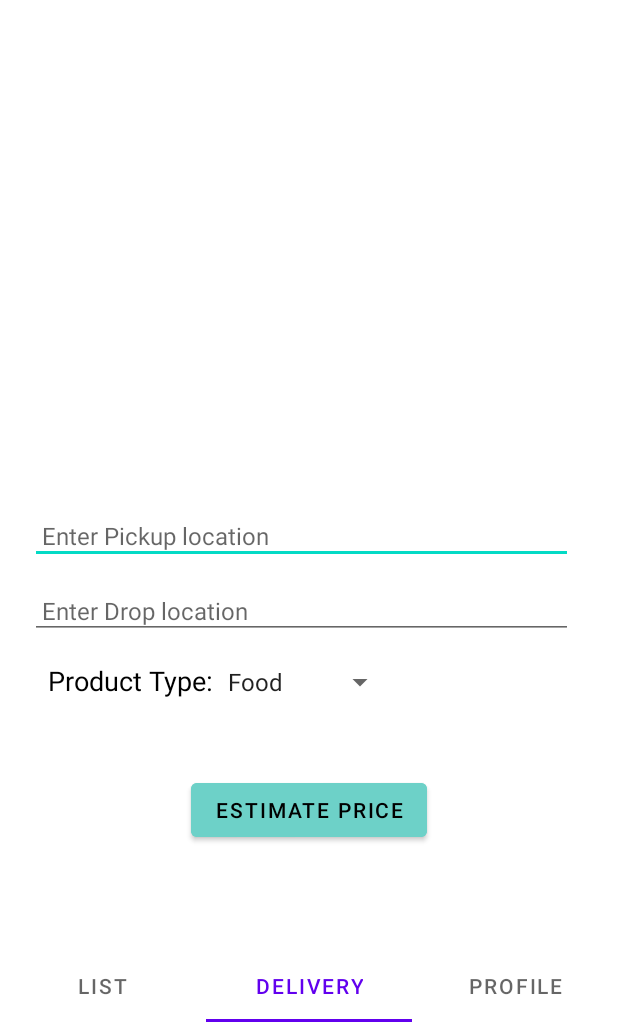
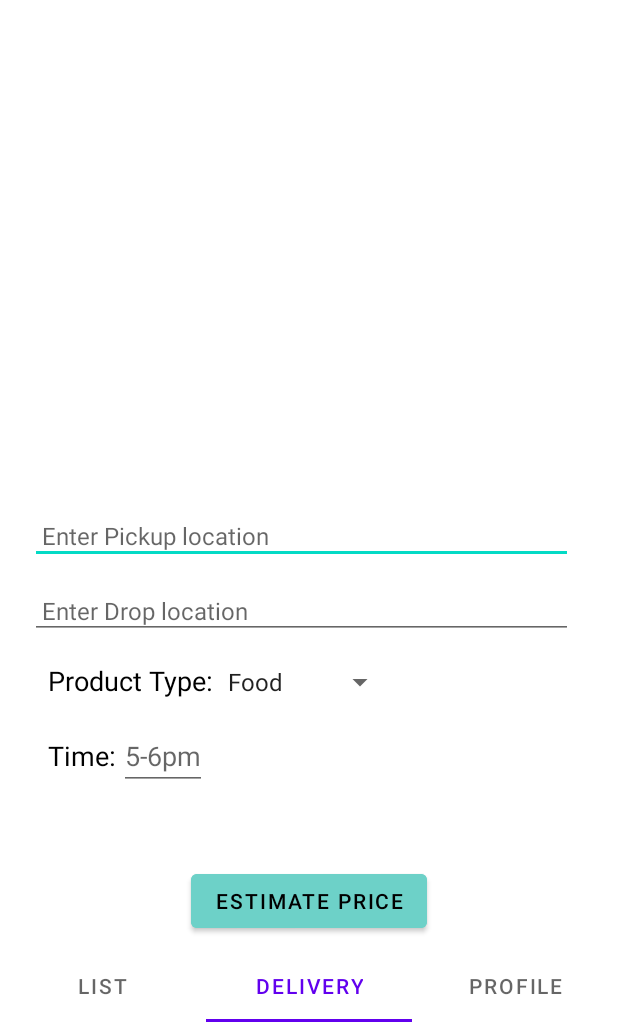
Before and after one commit to Phi-Coder/Pooliver, an Android app: the screen it shows after launch once a user with an empty profile is signed in (MainActivity), item 2 of the bottom bar chosen, on a phone screen of 412 x 824 dp, the part 214-1236 px from its top. Run offline under Robolectric (Android 15) with nearby library versions, the phone set to English and light mode, and no system bars; our stand-ins replace Firebase (no records; nobody signed in at launch, a user with empty details on screens opened directly); libraries missing offline, so code that uses them is left out: pub.devrel.easypermissions; 4 statements that could not run were skipped.

Commit message:
bugs resolved

```diff
--- a/app/src/main/java/com/example/poolliver/DeliveryInfo.java
+++ b/app/src/main/java/com/example/poolliver/DeliveryInfo.java
@@ -36,8 +36,8 @@ public class DeliveryInfo extends AppCompatActivity {
         Accept.setOnClickListener(new View.OnClickListener() {
             @Override
             public void onClick(View v) {
-                Intent Driverintent = new Intent();
-                startActivity(Driverintent);
+//                Intent Driverintent = new Intent();
+//                startActivity(Driverintent);
             }
         });
 
--- a/app/src/main/java/com/example/poolliver/Fragments/tab2.java
+++ b/app/src/main/java/com/example/poolliver/Fragments/tab2.java
@@ -99,7 +99,7 @@ public class tab2 extends Fragment implements OnMapReadyCallback {
     Button EstmPrice;
     Spinner ProductType;
     String Item;
-    EditText From, To;
+    EditText From, To, timings;
 
     @SuppressLint({"VisibleForTests", "ClickableViewAccessibility"})
     public View onCreateView(LayoutInflater inflater, ViewGroup container,
@@ -114,6 +114,7 @@ public class tab2 extends Fragment implements OnMapReadyCallback {
         ProductType = (Spinner) view.findViewById(R.id.productType);
         From = view.findViewById(R.id.from);
         To = view.findViewById(R.id.to);
+        timings = view.findViewById(R.id.timings);
 
         requestLocationPermission();
 
@@ -188,13 +189,13 @@ public class tab2 extends Fragment implements OnMapReadyCallback {
                 loc1.setLongitude(currentlatLng.longitude);
 
                 Location loc2 = new Location("");
-                loc2.setLatitude(26.842281);
-                loc2.setLongitude(75.830548);
+                loc2.setLatitude(26.896663);
+                loc2.setLongitude(75.842842);
 
 
                 float distance = loc1.distanceTo(loc2) / 1000;
                 int PriceFinal = (int) (distance * 5);
-                Toast.makeText(getContext(), String.valueOf(distance), Toast.LENGTH_SHORT).show();
+//                Toast.makeText(getContext(), String.valueOf(distance), Toast.LENGTH_SHORT).show();
 
                 Intent priceEstIntent = new Intent(getContext(), PriceEstimation.class);
                 if (To.getText().toString().isEmpty()) {
@@ -203,10 +204,10 @@ public class tab2 extends Fragment implements OnMapReadyCallback {
                     priceEstIntent.putExtra("pickupAddress", String.valueOf(From.getText()));
                     priceEstIntent.putExtra("price", PriceFinal);
                     priceEstIntent.putExtra("productType", String.valueOf(Item));
-                    priceEstIntent.putExtra("dropAddress", String.valueOf(To.getText().toString()));
+                    priceEstIntent.putExtra("dropAddress", String.valueOf(To.getText()));
+                    priceEstIntent.putExtra("time", String.valueOf(timings.getText()));
                     startActivity(priceEstIntent);
                 }
-
 
             }
 //
--- a/app/src/main/java/com/example/poolliver/PriceEstimation.java
+++ b/app/src/main/java/com/example/poolliver/PriceEstimation.java
@@ -43,6 +43,7 @@ public class PriceEstimation extends AppCompatActivity {
         String pickupaddress = getIntent().getStringExtra("pickupAddress");
         String dropaddress = getIntent().getStringExtra("dropAddress");
         String itemtype = getIntent().getStringExtra("productType");
+        String time = getIntent().getStringExtra("time");
 
         priceFinal = getIntent().getIntExtra("price", 0);
         final int MaxP = priceFinal + 15;
@@ -87,6 +88,8 @@ public class PriceEstimation extends AppCompatActivity {
                 map.put("pickupAddress", String.valueOf(pickupaddress));
                 map.put("dropAddress", String.valueOf(dropaddress));
                 map.put("price", priceFinal);
+                map.put("time", time);
+                map.put("name", "Yuvraj Dagur");
                 map.put("itemtype", String.valueOf(itemtype));
                 FirebaseDatabase.getInstance().getReference("user").child(uid).child("post").updateChildren(map);
 
--- a/app/src/main/res/layout/fragment_tab2.xml
+++ b/app/src/main/res/layout/fragment_tab2.xml
@@ -103,11 +103,37 @@
 
             </LinearLayout>
 
+            <LinearLayout
+                android:id="@+id/linLayout1"
+                android:layout_width="wrap_content"
+                android:layout_height="wrap_content"
+                android:layout_below="@id/linLayout"
+                android:layout_marginStart="32dp"
+                android:layout_marginTop="15dp"
+                android:orientation="horizontal">
+
+                <TextView
+                    android:layout_width="wrap_content"
+                    android:layout_height="wrap_content"
+                    android:layout_marginEnd="2dp"
+                    android:text="Time:"
+                    android:textColor="@color/black"
+                    android:textSize="18sp" />
+
+                <EditText
+                    android:id="@+id/timings"
+                    android:layout_width="match_parent"
+                    android:layout_height="wrap_content"
+                    android:hint="5-6pm" />
+
+            </LinearLayout>
+
+
             <Button
                 android:id="@+id/CalcPrice"
                 android:layout_width="wrap_content"
                 android:layout_height="wrap_content"
-                android:layout_below="@id/linLayout"
+                android:layout_below="@id/linLayout1"
                 android:layout_centerHorizontal="true"
                 android:layout_marginTop="50dp"
                 android:backgroundTint="#6DD1C8"
```
Also changed, not shown: app/src/main/AndroidManifest.xml (+7 -5 lines), app/src/main/res/layout/activity_delivery_info.xml (+2 -11 lines), app/src/main/res/layout/activity_user_info.xml (+7 -0 lines), app/src/main/res/layout/fragment_tab3.xml (+11 -4 lines).
